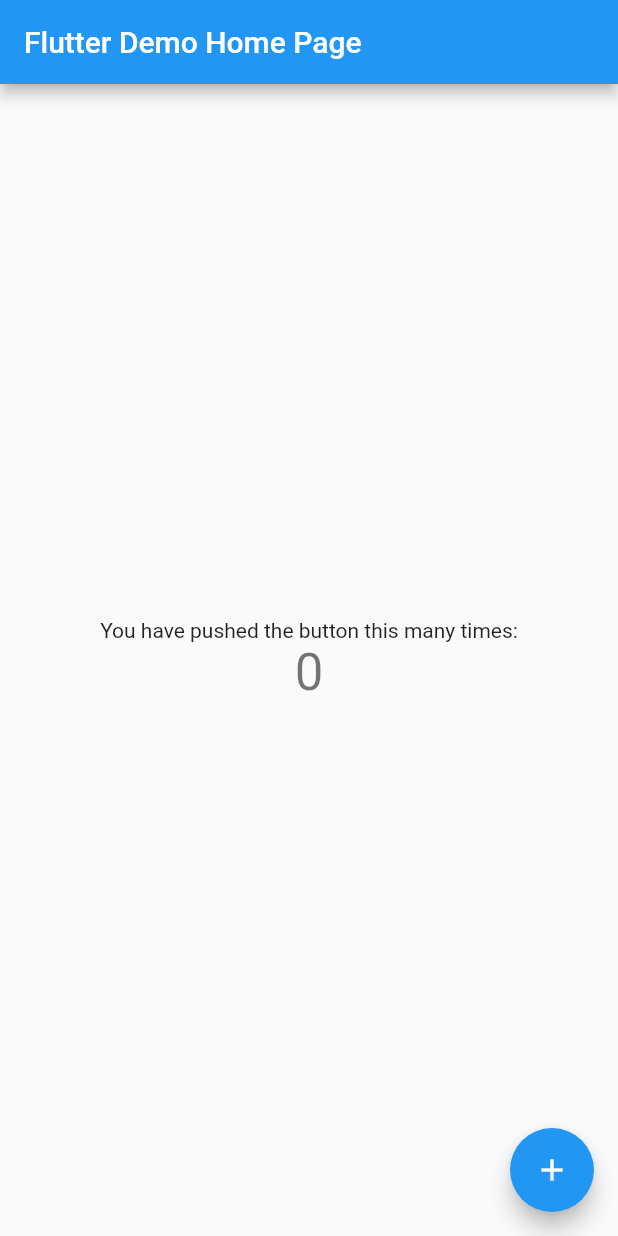
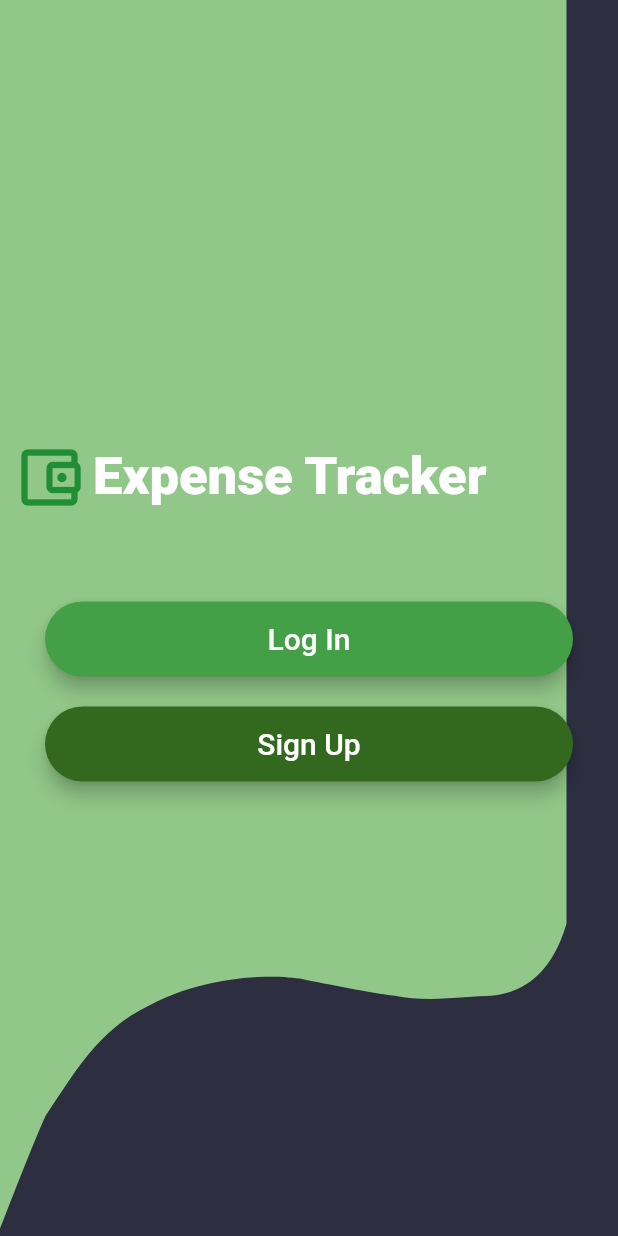
Before and after one commit to TayyabAsghar/ExpenseTracker, a Flutter app: the screen it shows after launch, on a phone screen of 412 x 824 dp. Run offline on Flutter 3.47's test engine with Material 2 defaults, Android fonts, the phone set to English and light mode, and no system bars; drawn by our look-alikes of animated_text_kit.

Commit message:
📦 NEW: Add welcome screen.

```diff
--- /dev/null
+++ b/lib/components/roundButton.dart
@@ -0,0 +1,36 @@
+import '../constants/constants.dart';
+import 'package:flutter/material.dart';
+
+class RoundButton extends StatelessWidget {
+  const RoundButton({
+    Key? key,
+    this.color = const Color(0xFFFFFFFF),
+    required this.onPressed,
+    required this.title,
+  }) : super(key: key);
+
+  final Color color;
+  final Function() onPressed;
+  final String title;
+
+  @override
+  Widget build(BuildContext context) {
+    return Padding(
+      padding: EdgeInsets.symmetric(vertical: 10.0),
+      child: Material(
+        elevation: 5.0,
+        color: color,
+        borderRadius: BorderRadius.circular(30.0),
+        child: MaterialButton(
+          onPressed: onPressed,
+          minWidth: 200.0,
+          height: 50.0,
+          child: Text(
+            title,
+            style: TextStyle(fontSize: 20),
+          ),
+        ),
+      ),
+    );
+  }
+}
--- a/lib/main.dart
+++ b/lib/main.dart
@@ -1,3 +1,4 @@
+import '../screens/welcome.dart';
 import 'package:flutter/material.dart';
 
 void main() {
@@ -9,105 +10,15 @@ class MyApp extends StatelessWidget {
   @override
   Widget build(BuildContext context) {
     return MaterialApp(
-      title: 'Flutter Demo',
-      theme: ThemeData(
-        // This is the theme of your application.
-        //
-        // Try running your application with "flutter run". You'll see the
-        // application has a blue toolbar. Then, without quitting the app, try
-        // changing the primarySwatch below to Colors.green and then invoke
-        // "hot reload" (press "r" in the console where you ran "flutter run",
-        // or simply save your changes to "hot reload" in a Flutter IDE).
-        // Notice that the counter didn't reset back to zero; the application
-        // is not restarted.
-        primarySwatch: Colors.blue,
+      title: 'Expense Tracker',
+      debugShowCheckedModeBanner: false,
+      theme: ThemeData.dark().copyWith(
+        scaffoldBackgroundColor: Color(0xFF2D2F41),
       ),
-      home: MyHomePage(title: 'Flutter Demo Home Page'),
+      initialRoute: '/',
+      routes: {
+        '/': (context) => Welcome(),
+      },
     );
   }
 }
-
-class MyHomePage extends StatefulWidget {
-  MyHomePage({Key? key, required this.title}) : super(key: key);
-
-  // This widget is the home page of your application. It is stateful, meaning
-  // that it has a State object (defined below) that contains fields that affect
-  // how it looks.
-
-  // This class is the configuration for the state. It holds the values (in this
-  // case the title) provided by the parent (in this case the App widget) and
-  // used by the build method of the State. Fields in a Widget subclass are
-  // always marked "final".
-
-  final String title;
-
-  @override
-  _MyHomePageState createState() => _MyHomePageState();
-}
-
-class _MyHomePageState extends State<MyHomePage> {
-  int _counter = 0;
-
-  void _incrementCounter() {
-    setState(() {
-      // This call to setState tells the Flutter framework that something has
-      // changed in this State, which causes it to rerun the build method below
-      // so that the display can reflect the updated values. If we changed
-      // _counter without calling setState(), then the build method would not be
-      // called again, and so nothing would appear to happen.
-      _counter++;
-    });
-  }
-
-  @override
-  Widget build(BuildContext context) {
-    // This method is rerun every time setState is called, for instance as done
-    // by the _incrementCounter method above.
-    //
-    // The Flutter framework has been optimized to make rerunning build methods
-    // fast, so that you can just rebuild anything that needs updating rather
-    // than having to individually change instances of widgets.
-    return Scaffold(
-      appBar: AppBar(
-        // Here we take the value from the MyHomePage object that was created by
-        // the App.build method, and use it to set our appbar title.
-        title: Text(widget.title),
-      ),
-      body: Center(
-        // Center is a layout widget. It takes a single child and positions it
-        // in the middle of the parent.
-        child: Column(
-          // Column is also a layout widget. It takes a list of children and
-          // arranges them vertically. By default, it sizes itself to fit its
-          // children horizontally, and tries to be as tall as its parent.
-          //
-          // Invoke "debug painting" (press "p" in the console, choose the
-          // "Toggle Debug Paint" action from the Flutter Inspector in Android
-          // Studio, or the "Toggle Debug Paint" command in Visual Studio Code)
-          // to see the wireframe for each widget.
-          //
-          // Column has various properties to control how it sizes itself and
-          // how it positions its children. Here we use mainAxisAlignment to
-          // center the children vertically; the main axis here is the vertical
-          // axis because Columns are vertical (the cross axis would be
-          // horizontal).
-          mainAxisAlignment: MainAxisAlignment.center,
-          children: <Widget>[
-            Text(
-              'You have pushed the button this many times:',
-            ),
-            Text(
-              '$_counter',
-              style: Theme.of(context).textTheme.headline4,
-            ),
-          ],
-        ),
-      ),
-      floatingActionButton: FloatingActionButton(
-        onPressed: _incrementCounter,
-        tooltip: 'Increment',
-        child: Icon(Icons.add),
-      ), // This trailing comma makes auto-formatting nicer for build methods.
-    );
-  }
-}
--- /dev/null
+++ b/lib/screens/welcome.dart
@@ -0,0 +1,88 @@
+// import '../Screens/LoginScreen.dart';
+// import '../Screens/SignupScreen.dart';
+import '../components/background.dart';
+import 'package:flutter/material.dart';
+import '../components/roundButton.dart';
+import 'package:animated_text_kit/animated_text_kit.dart';
+
+class Welcome extends StatelessWidget {
+  @override
+  Widget build(BuildContext context) {
+    return Scaffold(
+      body: Stack(
+        children: [
+          CustomPaint(
+            size: MediaQuery.of(context).size,
+            painter: Background(),
+          ),
+          Column(
+            mainAxisAlignment: MainAxisAlignment.center,
+            children: [
+              Padding(
+                padding: const EdgeInsets.symmetric(horizontal: 8.0),
+                child: Row(
+                  mainAxisAlignment: MainAxisAlignment.start,
+                  children: [
+                    Hero(
+                      tag: 'logo',
+                      child: Container(
+                        child: Icon(
+                          Icons.account_balance_wallet_outlined,
+                          size: 50,
+                          color: Color(0xFF208E35),
+                        ),
+                      ),
+                    ),
+                    SizedBox(width: 4),
+                    AnimatedTextKit(
+                      animatedTexts: [
+                        TypewriterAnimatedText(
+                          'Expense Tracker',
+                          textStyle: TextStyle(
+                            fontSize: 35.0,
+                            fontWeight: FontWeight.w900,
+                          ),
+                          speed: Duration(milliseconds: 150),
+                        )
+                      ],
+                      repeatForever: true,
+                    )
+                  ],
+                ),
+              ),
+              SizedBox(height: 48.0),
+              Padding(
+                padding: const EdgeInsets.symmetric(horizontal: 30),
+                child: Column(
+                  crossAxisAlignment: CrossAxisAlignment.stretch,
+                  children: [
+                    Hero(
+                      tag: 'login',
+                      child: RoundButton(
+                        color: Colors.green.shade600,
+                        onPressed: () {
+                          // Navigator.pushNamed(context, LoginScreen.ROUTE);
+                        },
+                        title: 'Log In',
+                      ),
+                    ),
+                    Hero(
+                      tag: 'sign-up',
+                      child: RoundButton(
+                        color: Colors.lightGreen.shade900,
+                        onPressed: () {
+                          // Navigator.pushNamed(context, SignupScreen.ROUTE);
+                        },
+                        title: 'Sign Up',
+                      ),
+                    ),
+                  ],
+                ),
+              ),
+            ],
+          ),
+        ],
+      ),
+    );
+  }
+}
--- a/pubspec.yaml
+++ b/pubspec.yaml
@@ -3,7 +3,7 @@ description: A new Flutter project.
 
 # The following line prevents the package from being accidentally published to
 # pub.dev using `pub publish`. This is preferred for private packages.
-publish_to: 'none' # Remove this line if you wish to publish to pub.dev
+publish_to: "none" # Remove this line if you wish to publish to pub.dev
 
 # The following defines the version and build number for your application.
 # A version number is three numbers separated by dots, like 1.2.43
@@ -23,7 +23,7 @@ environment:
 dependencies:
   flutter:
     sdk: flutter
-
+  animated_text_kit: ^4.2.1
 
   # The following adds the Cupertino Icons font to your application.
   # Use with the CupertinoIcons class for iOS style icons.
@@ -38,7 +38,6 @@ dev_dependencies:
 
 # The following section is specific to Flutter.
 flutter:
-
   # The following line ensures that the Material Icons font is
   # included with your application, so that you can use the icons in
   # the material Icons class.
```
Also changed, not shown: lib/components/background.dart (added, +70 -0 lines), lib/constants/constants.dart (added, +27 -0 lines), pubspec.lock.
